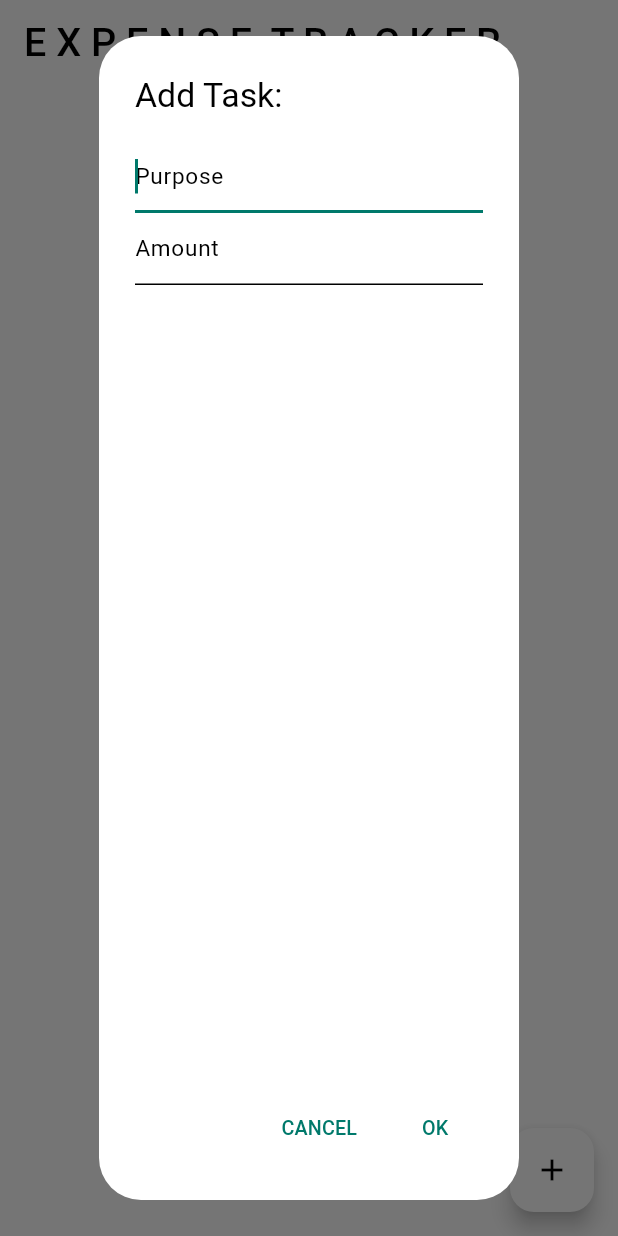
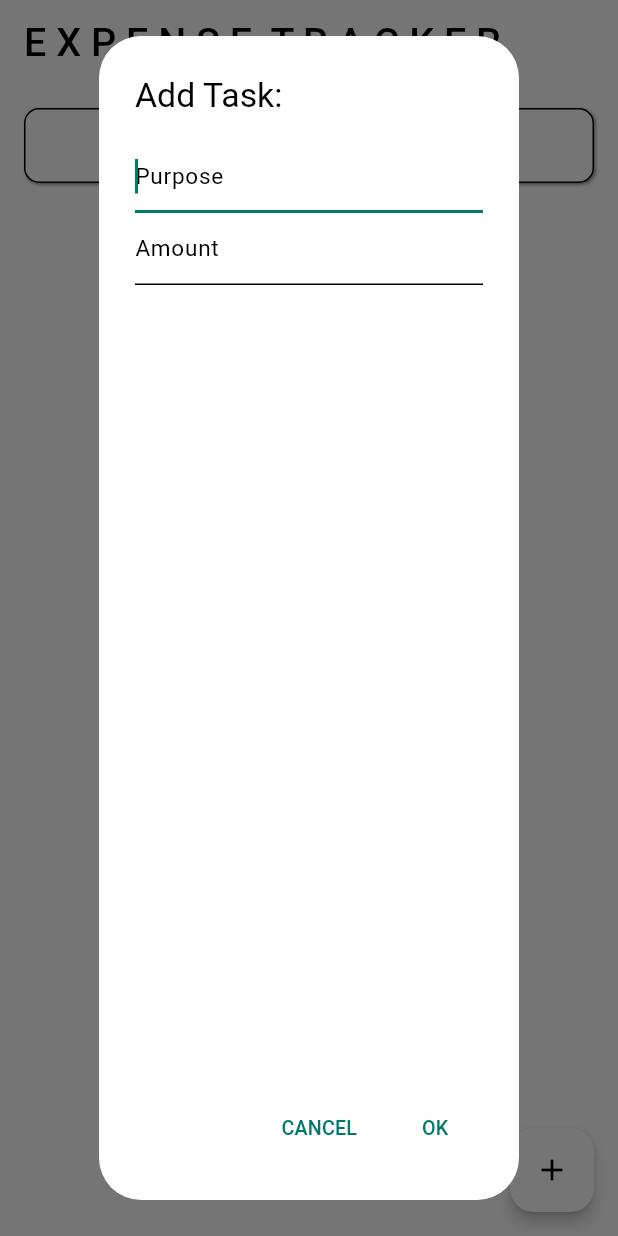
Before and after one commit to NamanGoyalK/e_tracker, a Flutter app: the screen it shows after launch, after a tap on the "add" icon, on a phone screen of 412 x 824 dp. Run offline on Flutter 3.47's test engine with Material 3 defaults, Android fonts, the phone set to English and light mode, and no system bars; our stand-ins replace flutter_bloc, shared_preferences.

Commit message:
Refactor ExpenseCubit: rename methods for clarity, improve expense validation, and update dialog to handle Expense objects

```diff
--- a/lib/features/expense_page/presentation/pages/components/add_expense.dart
+++ b/lib/features/expense_page/presentation/pages/components/add_expense.dart
@@ -1,14 +1,14 @@
-import 'package:flutter/foundation.dart';
 import 'package:flutter/material.dart';
 import 'package:flutter_bloc/flutter_bloc.dart';
 
+import '../../../domain/entities/expense_m.dart';
 import '../../cubit/expense_cubit.dart';
 
-Future<void> displayTextInputDialog(BuildContext context) async {
+Future<Expense?> displayTextInputDialog(BuildContext context) async {
   final TextEditingController textFieldController = TextEditingController();
   final TextEditingController moneyFieldController = TextEditingController();
 
-  return showDialog(
+  return showDialog<Expense>(
     context: context,
     builder: (context) {
       return AlertDialog.adaptive(
@@ -49,15 +49,13 @@ Future<void> displayTextInputDialog(BuildContext context) async {
           TextButton(
             child: const Text('OK'),
             onPressed: () {
-              // Add task and trim whitespace
-              BlocProvider.of<ExpenseCubit>(context).addTodo(
-                  textFieldController.text.trim(),
-                  moneyFieldController.text.trim());
-
-              if (kDebugMode) {
-                print(textFieldController.text.trim());
-              }
-              Navigator.pop(context);
+              final expense = Expense(
+                name: textFieldController.text.trim(),
+                createdAt: DateTime.now(),
+                price: moneyFieldController.text.trim(),
+              );
+              BlocProvider.of<ExpenseCubit>(context).addExpense(expense);
+              Navigator.pop(context, expense);
             },
           ),
         ],
--- a/lib/features/expense_page/presentation/pages/home_page.dart
+++ b/lib/features/expense_page/presentation/pages/home_page.dart
@@ -38,11 +38,30 @@ class _MyHomePageState extends State<MyHomePage> {
               );
               return Padding(
                 padding: const EdgeInsets.all(16.0),
-                child: Text(
-                  'Total Expense: ₹$totalExpense',
-                  style: TextStyle(
-                    fontSize: 26,
-                    fontWeight: FontWeight.w400,
+                child: Container(
+                  width: double.infinity,
+                  height: 50,
+                  decoration: BoxDecoration(
+                      color: Theme.of(context).colorScheme.inversePrimary,
+                      border: Border.all(
+                        color: Theme.of(context).colorScheme.onSurface,
+                      ),
+                      borderRadius: BorderRadius.circular(10),
+                      boxShadow: const [
+                        BoxShadow(
+                          color: Colors.grey,
+                          blurRadius: 1,
+                          offset: Offset(1, 1),
+                        )
+                      ]),
+                  child: Center(
+                    child: Text(
+                      'Total Expense: ₹$totalExpense',
+                      style: TextStyle(
+                        fontSize: 26,
+                        fontWeight: FontWeight.w400,
+                      ),
+                    ),
                   ),
                 ),
               );
@@ -85,8 +104,9 @@ class _MyHomePageState extends State<MyHomePage> {
       floatingActionButton: FloatingActionButton(
         backgroundColor: Theme.of(context).colorScheme.inversePrimary,
         foregroundColor: Theme.of(context).colorScheme.onSurface,
+        elevation: 4,
         onPressed: () => displayTextInputDialog(context),
-        tooltip: 'Add Task',
+        tooltip: 'A D D  E X P E N S E',
         child: const Icon(Icons.add),
       ),
     );
```
Also changed, not shown: lib/features/expense_page/presentation/cubit/expense_cubit.dart (+6 -12 lines).
